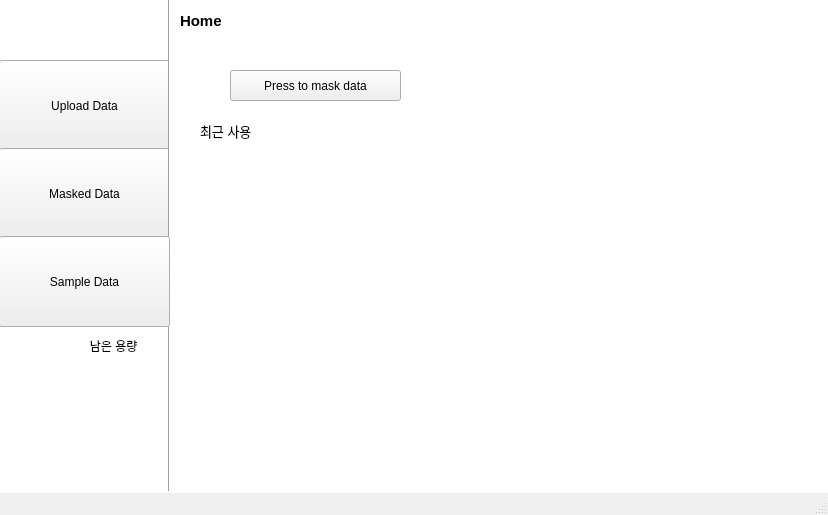
First picture: the form in app/gui/UI/ui_2.ui, repository CSID-DGU/2023-1-CECD3-Sugar-4, before the edit.
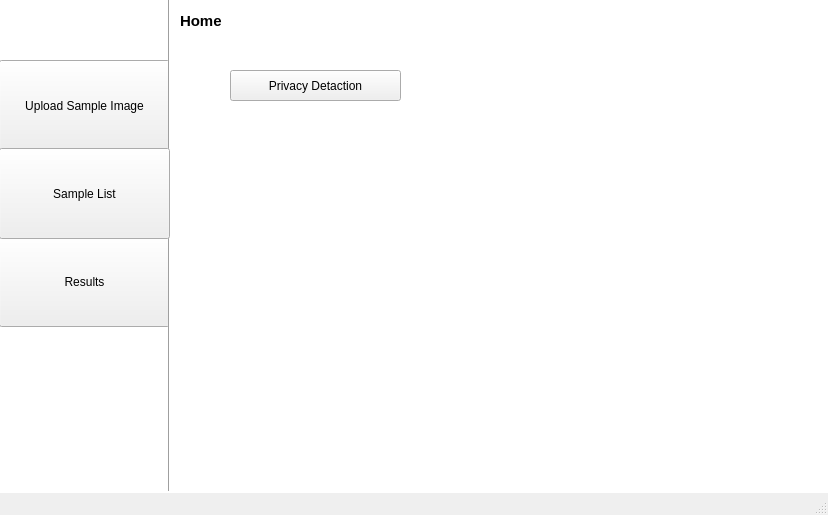
Second picture: the form after the edit.

```diff
--- a/app/gui/UI/ui_2.ui
+++ b/app/gui/UI/ui_2.ui
@@ -46,20 +46,20 @@
      </rect>
     </property>
     <property name="text">
-     <string>Upload Data</string>
+     <string>Upload Sample Image</string>
     </property>
    </widget>
    <widget class="QPushButton" name="pushButton_2">
     <property name="geometry">
      <rect>
       <x>-1</x>
-      <y>148</y>
+      <y>236</y>
       <width>171</width>
       <height>91</height>
      </rect>
     </property>
     <property name="text">
-     <string>Masked Data</string>
+     <string>Results</string>
     </property>
    </widget>
    <widget class="Line" name="line">
@@ -107,52 +107,20 @@
      </rect>
     </property>
     <property name="text">
-     <string>Press to mask data</string>
-    </property>
-   </widget>
-   <widget class="QLabel" name="label_5">
-    <property name="geometry">
-     <rect>
-      <x>0</x>
-      <y>320</y>
-      <width>171</width>
-      <height>51</height>
-     </rect>
-    </property>
-    <property name="text">
-     <string>                           남은 용량</string>
-    </property>
-   </widget>
-   <widget class="QLabel" name="label_3">
-    <property name="geometry">
-     <rect>
-      <x>200</x>
-      <y>120</y>
-      <width>71</width>
-      <height>21</height>
-     </rect>
-    </property>
-    <property name="font">
-     <font>
-      <pointsize>10</pointsize>
-      <bold>false</bold>
-     </font>
-    </property>
-    <property name="text">
-     <string>최근 사용</string>
+     <string>Privacy Detaction</string>
     </property>
    </widget>
    <widget class="QPushButton" name="pushButton_6">
     <property name="geometry">
      <rect>
       <x>-1</x>
-      <y>236</y>
+      <y>148</y>
       <width>171</width>
       <height>91</height>
      </rect>
     </property>
     <property name="text">
-     <string>Sample Data</string>
+     <string>Sample List</string>
     </property>
    </widget>
   </widget>
```
